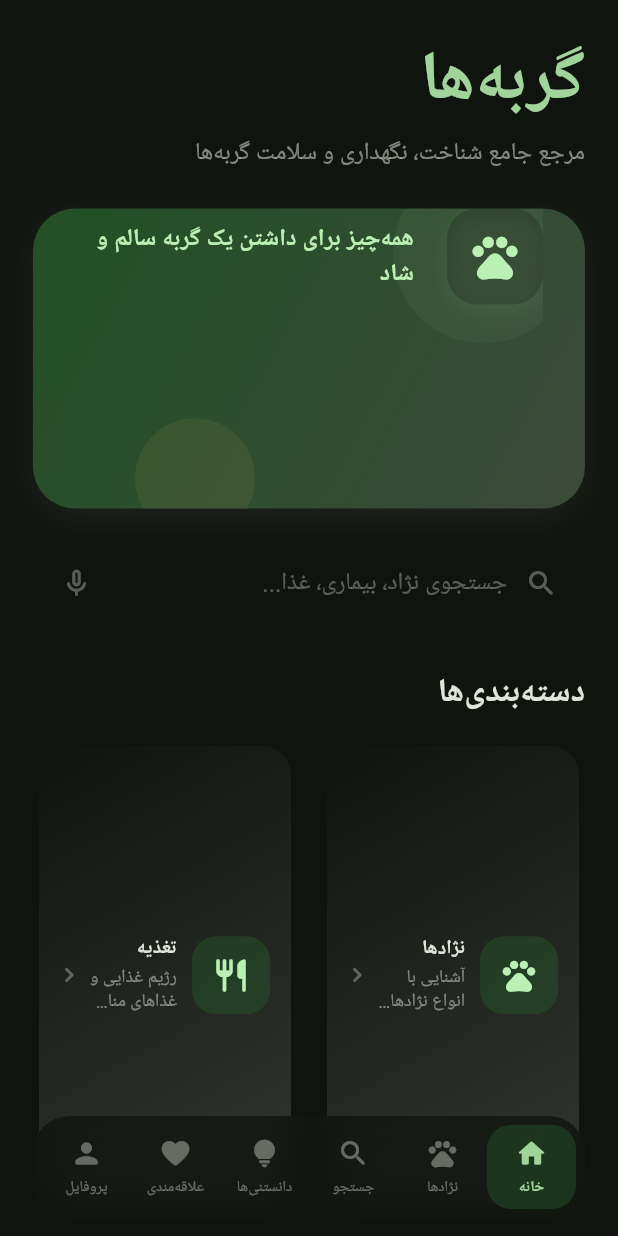
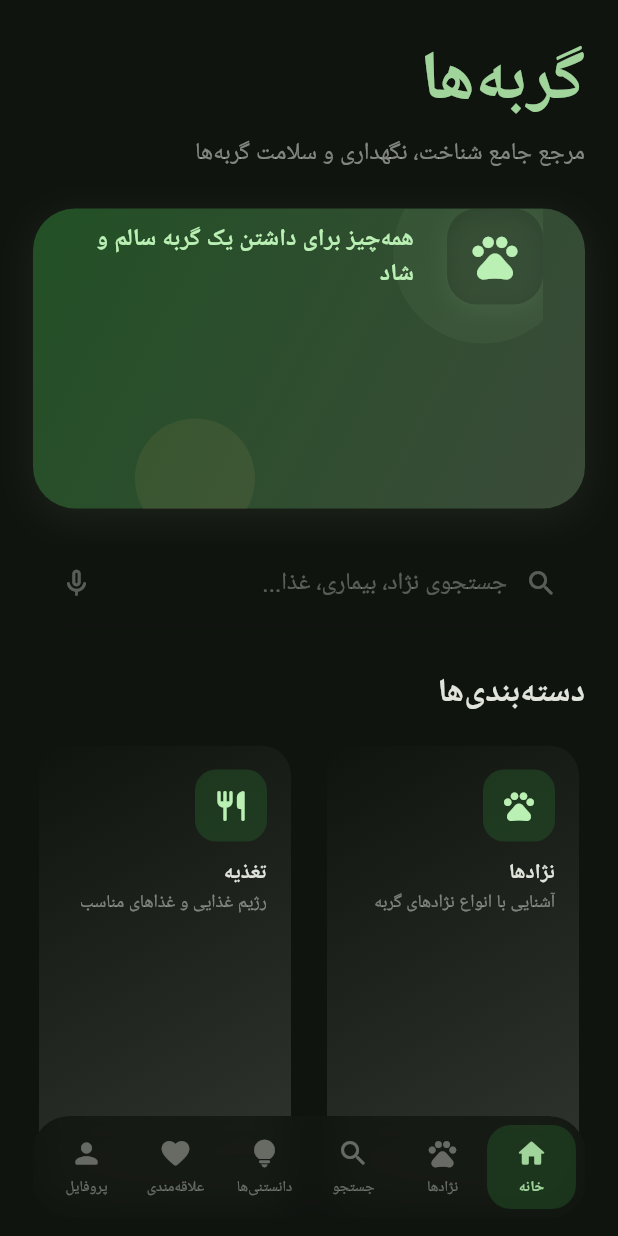
Before and after one commit to Ahoo82/cats_app, a Flutter app: the screen it shows after launch, on a phone screen of 412 x 824 dp. Run offline on Flutter 3.47's test engine with Material 3 defaults, Android fonts, the phone set to English and light mode, and no system bars; our stand-ins replace shared_preferences.

Commit message:
fix: structurally improve mobile category cards
Co-Authored-By: Claude Sonnet 5 <noreply@anthropic.com>

```diff
--- a/cat_app/lib/screens/home_screen.dart
+++ b/cat_app/lib/screens/home_screen.dart
@@ -534,38 +534,33 @@ class _CategoryCard extends StatelessWidget {
             ),
           ),
           child: Padding(
-            padding: const EdgeInsetsDirectional.fromSTEB(14, 16, 10, 16),
-            child: Row(
+            padding: const EdgeInsets.all(16),
+            child: Column(
+              crossAxisAlignment: CrossAxisAlignment.start,
+              mainAxisSize: MainAxisSize.min,
               children: [
                 Container(
-                  width: 52,
-                  height: 52,
+                  width: 48,
+                  height: 48,
                   decoration: BoxDecoration(
                     color: theme.colorScheme.primaryContainer.withValues(
                       alpha: 0.55,
                     ),
-                    borderRadius: BorderRadius.circular(16),
+                    borderRadius: BorderRadius.circular(14),
                   ),
                   child: Center(
                     child: Icon(
                       icon,
-                      size: 26,
+                      size: 24,
                       color: theme.colorScheme.onPrimaryContainer,
                     ),
                   ),
                 ),
-                const SizedBox(width: 10),
-                Expanded(
-                  child: Column(
-                    crossAxisAlignment: CrossAxisAlignment.start,
-                    mainAxisAlignment: MainAxisAlignment.center,
-                    mainAxisSize: MainAxisSize.min,
-                    children: [
+                const SizedBox(height: 12),
                 Text(
                   title,
                   style: theme.textTheme.titleSmall?.copyWith(
                     fontWeight: FontWeight.w700,
-                          fontSize: 13,
                     height: 1.2,
                   ),
                   maxLines: 2,
@@ -575,22 +570,11 @@ class _CategoryCard extends StatelessWidget {
                 Text(
                   description,
                   style: theme.textTheme.bodySmall?.copyWith(
-                          color: theme.colorScheme.onSurface.withValues(
-                            alpha: 0.5,
-                          ),
+                    color: theme.colorScheme.onSurface.withValues(alpha: 0.5),
                     height: 1.3,
                   ),
                   maxLines: 2,
                   overflow: TextOverflow.ellipsis,
-                      ),
-                    ],
-                  ),
-                ),
-                const SizedBox(width: 2),
-                Icon(
-                  Icons.chevron_left_rounded,
-                  size: 20,
-                  color: theme.colorScheme.onSurface.withValues(alpha: 0.35),
                 ),
               ],
             ),
```
Lines whose indentation alone changed are shown as unchanged.
